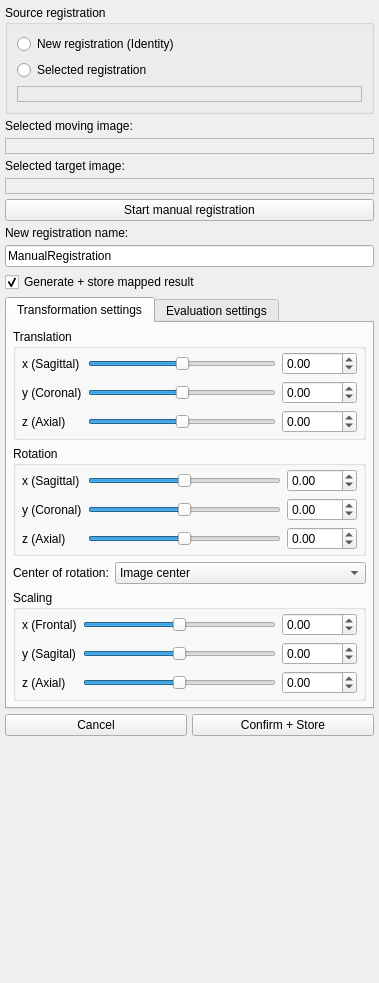
Qt form Plugins/org.mitk.gui.qt.matchpoint.manipulator/src/internal/QmitkMatchPointRegistrationManipulator.ui (MITK/MITK) before a commit.
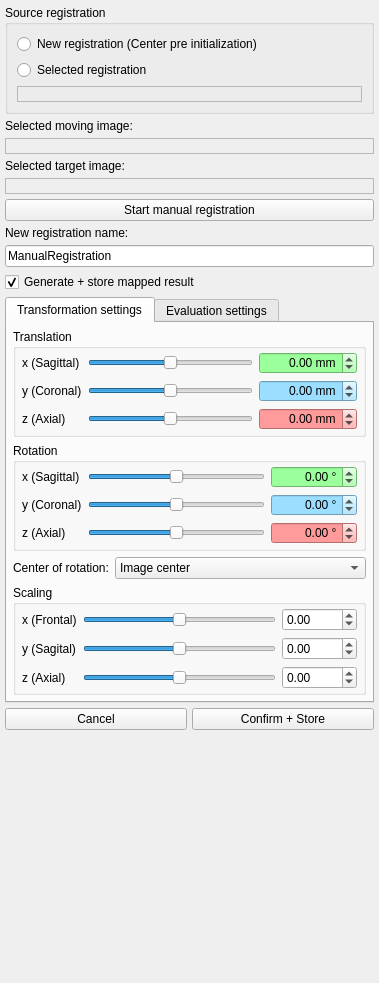
The same form after that commit. Custom widgets are drawn as their Qt base class.

Commit message: Added missing features for the manual registration view. First prototype is finished.

```diff
--- a/Plugins/org.mitk.gui.qt.matchpoint.manipulator/src/internal/QmitkMatchPointRegistrationManipulator.ui
+++ b/Plugins/org.mitk.gui.qt.matchpoint.manipulator/src/internal/QmitkMatchPointRegistrationManipulator.ui
@@ -35,7 +35,7 @@
       <item>
        <widget class="QRadioButton" name="radioNewReg">
         <property name="text">
-         <string>New registration (Identity)</string>
+         <string>New registration (Center pre initialization)</string>
         </property>
        </widget>
       </item>
@@ -439,6 +439,15 @@
               <height>0</height>
              </size>
             </property>
+            <property name="styleSheet">
+             <string notr="true">background-color:rgb(155, 255, 155)</string>
+            </property>
+            <property name="alignment">
+             <set>Qt::AlignRight|Qt::AlignTrailing|Qt::AlignVCenter</set>
+            </property>
+            <property name="suffix">
+             <string> mm</string>
+            </property>
             <property name="minimum">
              <double>-9999.000000000000000</double>
             </property>
@@ -467,6 +476,15 @@
               <height>0</height>
              </size>
             </property>
+            <property name="styleSheet">
+             <string notr="true">background-color:rgb(155, 222, 255)</string>
+            </property>
+            <property name="alignment">
+             <set>Qt::AlignRight|Qt::AlignTrailing|Qt::AlignVCenter</set>
+            </property>
+            <property name="suffix">
+             <string> mm</string>
+            </property>
             <property name="minimum">
              <double>-9999.000000000000000</double>
             </property>
@@ -495,6 +513,15 @@
               <height>0</height>
              </size>
             </property>
+            <property name="styleSheet">
+             <string notr="true">background-color:rgb(255, 155, 155)</string>
+            </property>
+            <property name="alignment">
+             <set>Qt::AlignRight|Qt::AlignTrailing|Qt::AlignVCenter</set>
+            </property>
+            <property name="suffix">
+             <string> mm</string>
+            </property>
             <property name="minimum">
              <double>-9999.000000000000000</double>
             </property>
@@ -597,7 +624,7 @@
             </property>
             <property name="minimumSize">
              <size>
-              <width>70</width>
+              <width>86</width>
               <height>0</height>
              </size>
             </property>
@@ -607,6 +634,18 @@
               <height>0</height>
              </size>
             </property>
+            <property name="styleSheet">
+             <string notr="true">background-color:rgb(155, 255, 155)</string>
+            </property>
+            <property name="alignment">
+             <set>Qt::AlignRight|Qt::AlignTrailing|Qt::AlignVCenter</set>
+            </property>
+            <property name="prefix">
+             <string/>
+            </property>
+            <property name="suffix">
+             <string> °</string>
+            </property>
             <property name="minimum">
              <double>-360.000000000000000</double>
             </property>
@@ -625,7 +664,7 @@
             </property>
             <property name="minimumSize">
              <size>
-              <width>70</width>
+              <width>86</width>
               <height>0</height>
              </size>
             </property>
@@ -635,6 +674,15 @@
               <height>0</height>
              </size>
             </property>
+            <property name="styleSheet">
+             <string notr="true">background-color:rgb(155, 222, 255)</string>
+            </property>
+            <property name="alignment">
+             <set>Qt::AlignRight|Qt::AlignTrailing|Qt::AlignVCenter</set>
+            </property>
+            <property name="suffix">
+             <string> °</string>
+            </property>
             <property name="minimum">
              <double>-360.000000000000000</double>
             </property>
@@ -653,7 +701,7 @@
             </property>
             <property name="minimumSize">
              <size>
-              <width>70</width>
+              <width>86</width>
               <height>0</height>
              </size>
             </property>
@@ -663,6 +711,15 @@
               <height>0</height>
              </size>
             </property>
+            <property name="styleSheet">
+             <string notr="true">background-color:rgb(255, 155, 155)</string>
+            </property>
+            <property name="alignment">
+             <set>Qt::AlignRight|Qt::AlignTrailing|Qt::AlignVCenter</set>
+            </property>
+            <property name="suffix">
+             <string> °</string>
+            </property>
             <property name="minimum">
              <double>-360.000000000000000</double>
             </property>
```
Left out of the diff: 28 changed lines with no effect on the pictures. The commit also changes 2 other files.
